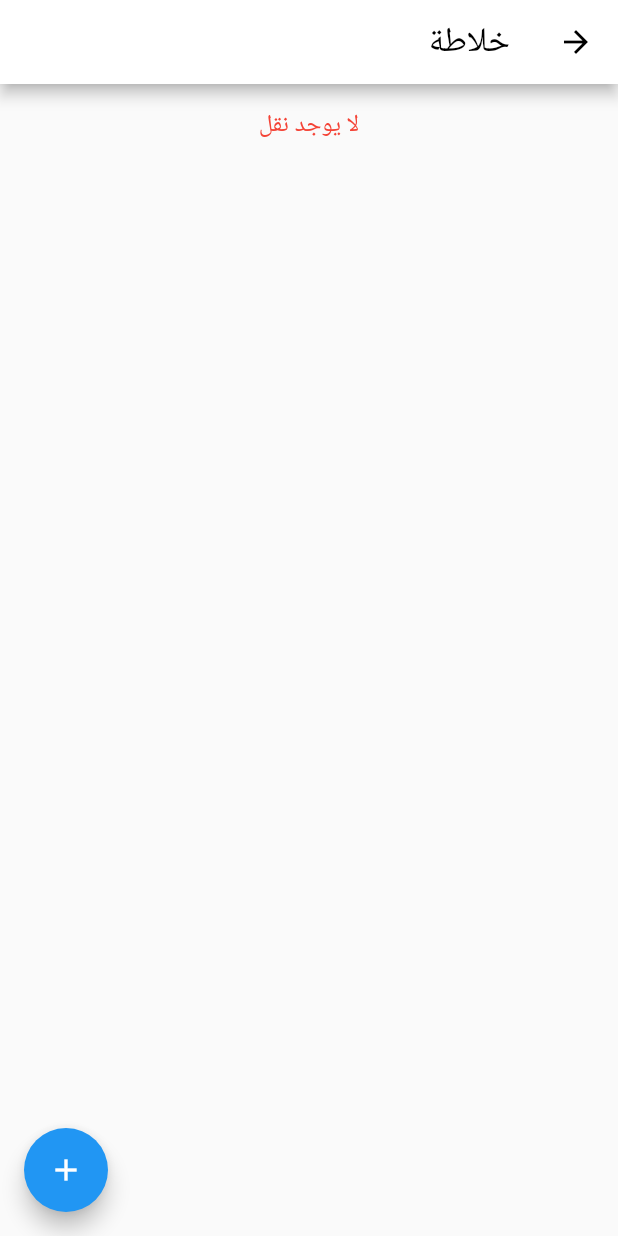
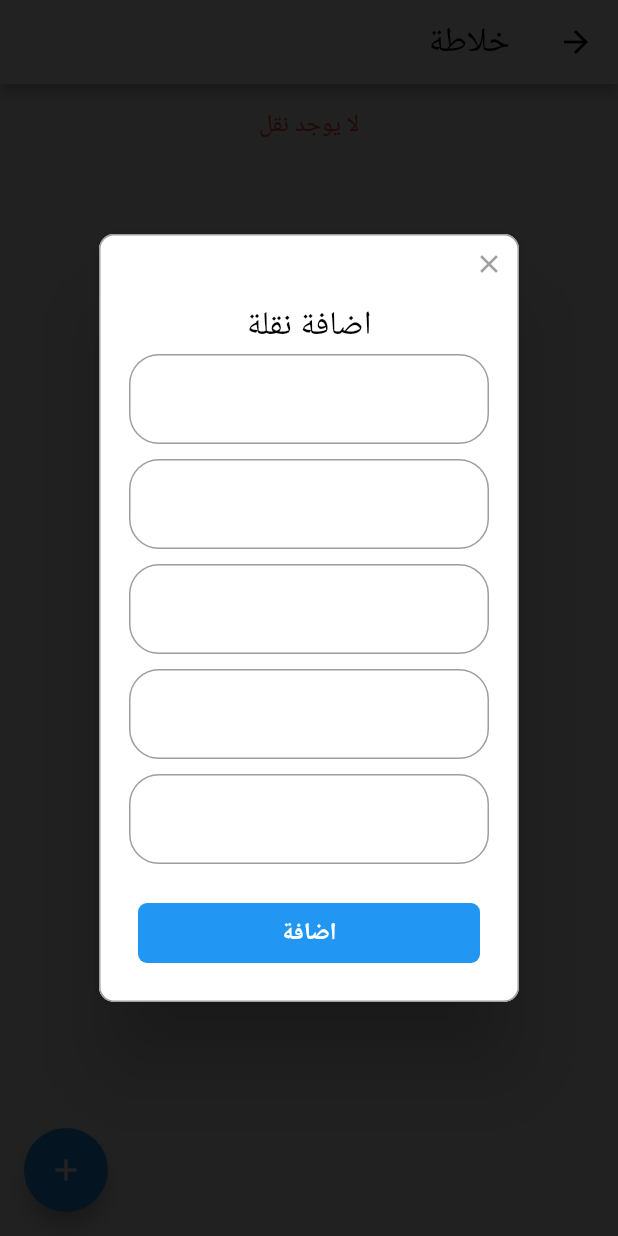
Before and after one commit to tarikwaleed/Flutter-Road-Supplies-Company, a Flutter app: the MixerDetailsScreen screen opened directly with empty values, after a tap on the "add" icon, on a phone screen of 412 x 824 dp. Run offline on Flutter 3.47's test engine with Material 2 defaults, Android fonts, the phone set to English and light mode, and no system bars; drawn by our look-alikes of rflutter_alert; our stand-ins replace cloud_firestore, firebase_core, google_fonts; accounts and stored records are empty; Roboto replaces fonts that are missing (Tajawal).

Commit message:
:construction:

```diff
--- a/lib/main.dart
+++ b/lib/main.dart
@@ -1,8 +1,7 @@
 import 'package:flutter/material.dart';
 import 'package:flutter_localizations/flutter_localizations.dart';
 import 'package:salah_construction/route_generator.dart';
-import 'package:salah_construction/screens/home_screen.dart';
-import 'package:salah_construction/screens/mixer_details.dart';
+import 'package:salah_construction/themes/input_decoration_theme.dart';
 import 'package:salah_construction/theme.dart';
 import 'package:firebase_core/firebase_core.dart';
 
@@ -39,6 +38,7 @@ class MyApp extends StatelessWidget {
       title: 'Salah Construction',
       theme: ThemeData(
         textTheme: tajawalTextTheme,
+        inputDecorationTheme: MyInputDecorationTheme().myInputDecorationTheme(),
       ),
       initialRoute: '/',
       onGenerateRoute: RouteGenerator.generateRoute,
--- a/lib/screens/mixer_details.dart
+++ b/lib/screens/mixer_details.dart
@@ -1,4 +1,5 @@
 import 'package:flutter/material.dart';
+import 'package:rflutter_alert/rflutter_alert.dart';
 import 'package:salah_construction/models/shipment_model.dart';
 import '../services/shipment_db_service.dart';
 
@@ -129,9 +130,60 @@ class _MixerDetailsScreenState extends State<MixerDetailsScreen> {
         ),
       ),
       floatingActionButton: FloatingActionButton(
-        onPressed: () {},
+        onPressed: () {
+          _showAddShipmentPopup();
+        },
         child: Icon(Icons.add),
       ),
     );
   }
+
+  _showAddShipmentPopup() {
+    final _formKey = GlobalKey<FormState>();
+    final carriagePriceController = TextEditingController();
+    final cartNumberController = TextEditingController();
+    // final clientController=TextEditingController();
+    // final dateController=TextEditingController();
+    // final materialIdController=TextEditingController();
+    final materialPriceController = TextEditingController();
+    // final mixerIdController=TextEditingController();
+    // final sourceIdController=TextEditingController();
+    final vehicleNumberController = TextEditingController();
+    final volumeController = TextEditingController();
+    Alert(
+        context: context,
+        title: "اضافة نقلة",
+        content: Form(
+          key: _formKey,
+          child: Column(
+            children: [
+              TextFormField(
+                decoration: InputDecoration(),
+              ),
+              SizedBox(height: 10),
+              TextFormField(
+                decoration: InputDecoration(),
+              ),
+              SizedBox(height: 10),
+              TextFormField(
+                decoration: InputDecoration(),
+              ),
+              SizedBox(height: 10),
+              TextFormField(
+                decoration: InputDecoration(),
+              ),
+              SizedBox(height: 10),
+              TextFormField(
+                decoration: InputDecoration(),
+              ),
+            ],
+          ),
+        ),
+        buttons: [
+          DialogButton(
+            onPressed: () {},
+            child: Text("اضافة", style: Theme.of(context).textTheme.button),
+          )
+        ]).show();
+  }
 }
--- a/lib/screens/mixers_list.dart
+++ b/lib/screens/mixers_list.dart
@@ -115,8 +115,6 @@ class _MixersListState extends State<MixersList> {
   _showAddMixerPopup(context) {
     final _formKey = GlobalKey<FormState>();
     final mixerNameController = TextEditingController();
-    bool mixerAddedSuccessfully = false;
-    final bool isLoading = false;
     Alert(
         context: context,
         title: "اضافة خلاطة",
--- a/lib/theme.dart
+++ b/lib/theme.dart
@@ -27,3 +27,30 @@ final tajawalTextTheme = TextTheme(
       color: Colors.white,
       fontWeight: FontWeight.bold,
     ));
+
+class MyInputDecorationTheme {
+  OutlineInputBorder _buildOutlineInputBorder(Color color) {
+    return OutlineInputBorder(
+      borderRadius: BorderRadius.all(Radius.circular(20)),
+      borderSide: BorderSide(
+        color: color,
+        width: 1,
+      ),
+    );
+  }
+
+  static TextStyle _buildTextStyle(Color color, {double size = 16.0}) {
+    return TextStyle(
+      color: color,
+      fontSize: size,
+    );
+  }
+
+  InputDecorationTheme myInputDecorationTheme() => InputDecorationTheme(
+        disabledBorder: _buildOutlineInputBorder(Colors.blueGrey),
+        enabledBorder: _buildOutlineInputBorder(Colors.grey),
+        focusedBorder: _buildOutlineInputBorder(Colors.blue),
+        errorBorder: _buildOutlineInputBorder(Colors.red),
+        focusedErrorBorder: _buildOutlineInputBorder(Colors.orangeAccent),
+      );
+}
```
